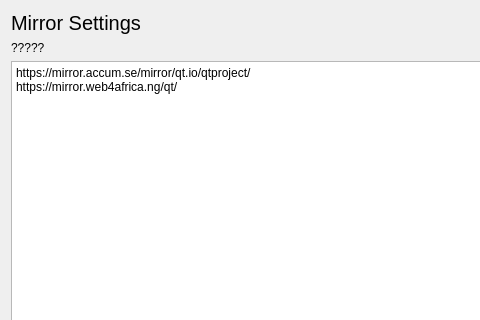
This is mirrorsettings.ui in CEREGATOR/uQtLoad as Qt 5 draws it before an edit; both pictures show x 0 to 480 and y 0 to 320 of the 867 by 482 pixel window. The edited form follows.
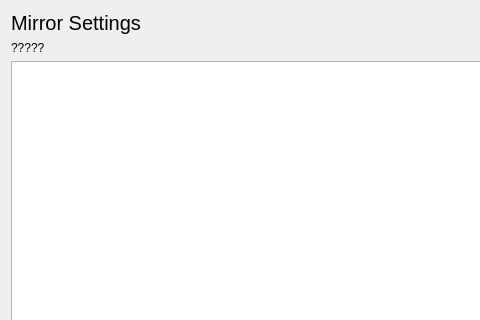
This is the edited form.

The edit to the form file:
```diff
--- a/mirrorsettings.ui
+++ b/mirrorsettings.ui
@@ -43,8 +43,7 @@
 li.unchecked::marker { content: &quot;\2610&quot;; }
 li.checked::marker { content: &quot;\2612&quot;; }
 &lt;/style&gt;&lt;/head&gt;&lt;body style=&quot; font-family:'Segoe UI'; font-size:9pt; font-weight:400; font-style:normal;&quot;&gt;
-&lt;p style=&quot; margin-top:0px; margin-bottom:0px; margin-left:0px; margin-right:0px; -qt-block-indent:0; text-indent:0px;&quot;&gt;https://mirror.accum.se/mirror/qt.io/qtproject/&lt;/p&gt;
-&lt;p style=&quot; margin-top:0px; margin-bottom:0px; margin-left:0px; margin-right:0px; -qt-block-indent:0; text-indent:0px;&quot;&gt;https://mirror.web4africa.ng/qt/&lt;/p&gt;&lt;/body&gt;&lt;/html&gt;</string>
+&lt;p style=&quot;-qt-paragraph-type:empty; margin-top:0px; margin-bottom:0px; margin-left:0px; margin-right:0px; -qt-block-indent:0; text-indent:0px;&quot;&gt;&lt;br /&gt;&lt;/p&gt;&lt;/body&gt;&lt;/html&gt;</string>
      </property>
     </widget>
    </item>
```
Left out of the diff: 2 changed lines with no effect on the pictures.
